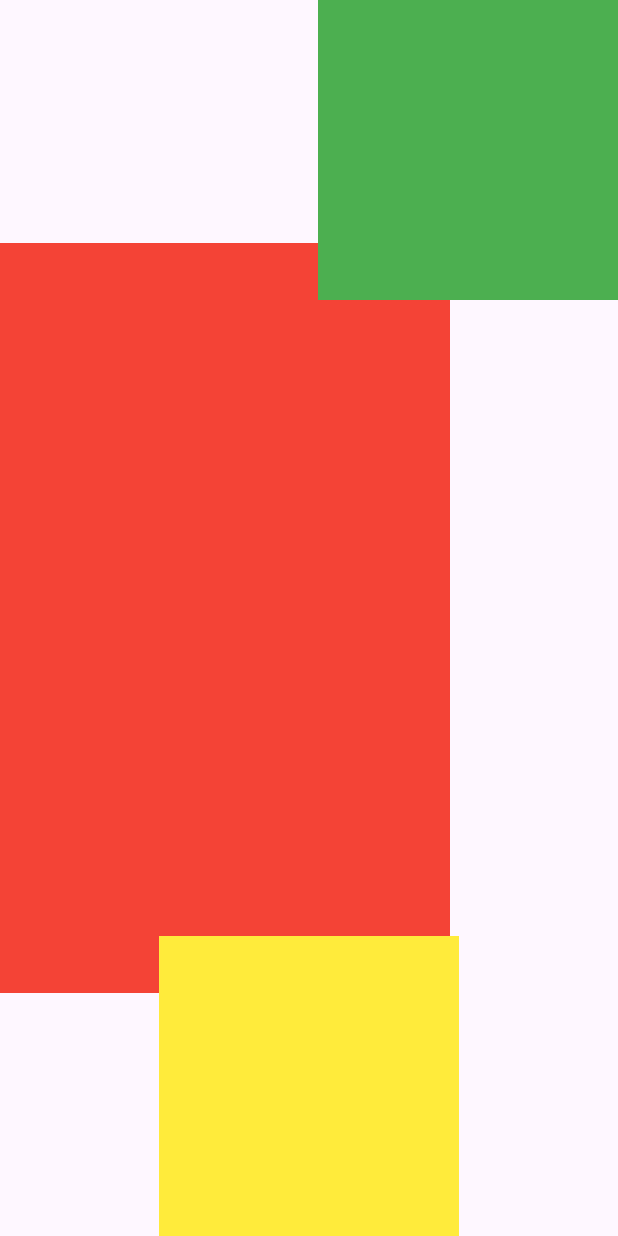
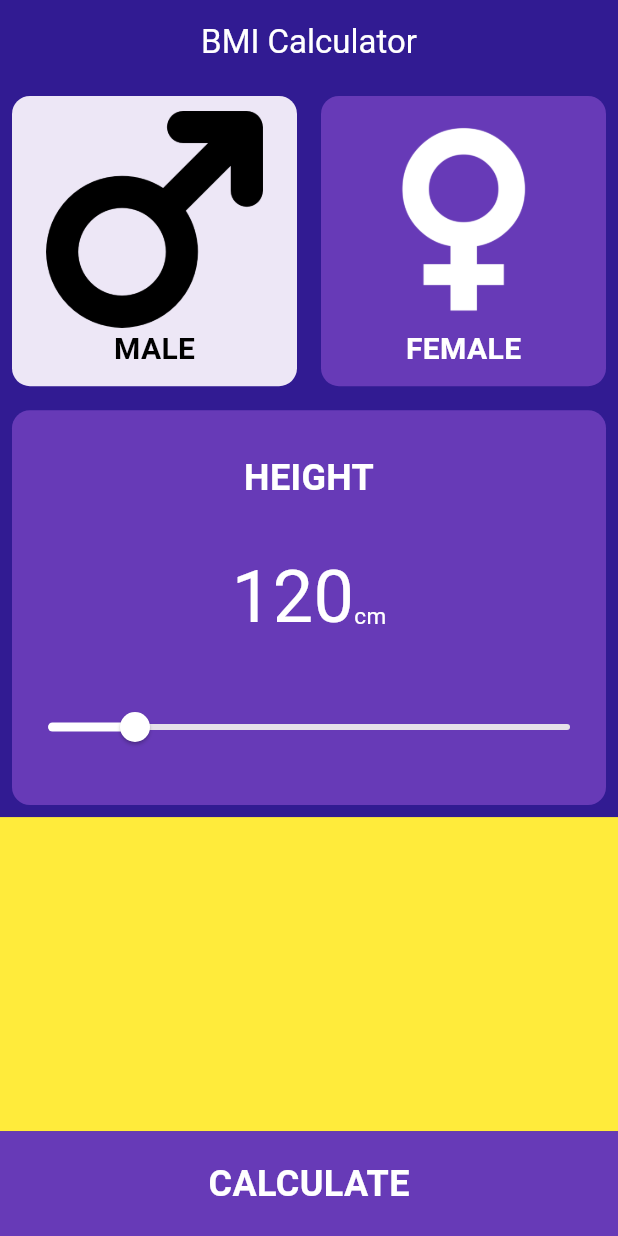
Before and after one commit to AbdelrhmanYasser10/it_sharks_first_sessions_applications, a Flutter app: the screen it shows after launch, on a phone screen of 412 x 824 dp. Run offline on Flutter 3.47's test engine with Material 3 defaults, Android fonts, the phone set to English and light mode, and no system bars.

Commit message:
commit bmi calculator

```diff
--- a/lib/main.dart
+++ b/lib/main.dart
@@ -1,7 +1,7 @@
-import 'dart:math';
 import 'package:flutter/material.dart';
 
 void main() {
+
   runApp(const MyApp());
 }
 
@@ -12,160 +12,221 @@ class MyApp extends StatelessWidget {
   Widget build(BuildContext context) {
     return MaterialApp(
       debugShowCheckedModeBanner: false,
-      home: StackExample(),
+      home: BMIApp(),
     );
   }
 }
 
-// 30 - 8 - 2024
-List<String> images = [
-  "https://static.vecteezy.com/system/resources/thumbnails/024/179/673/small_2x/pure-blue-sky-white-clouds-the-strong-light-through-the-clouds-shines-straight-on-the-endless-sea-of-white-tulip-flowers-ai-generative-photo.jpg",
-  "https://static.vecteezy.com/system/resources/thumbnails/024/179/673/small_2x/pure-blue-sky-white-clouds-the-strong-light-through-the-clouds-shines-straight-on-the-endless-sea-of-white-tulip-flowers-ai-generative-photo.jpg",
-  "https://static.vecteezy.com/system/resources/thumbnails/024/179/673/small_2x/pure-blue-sky-white-clouds-the-strong-light-through-the-clouds-shines-straight-on-the-endless-sea-of-white-tulip-flowers-ai-generative-photo.jpg",
-  "https://static.vecteezy.com/system/resources/thumbnails/024/179/673/small_2x/pure-blue-sky-white-clouds-the-strong-light-through-the-clouds-shines-straight-on-the-endless-sea-of-white-tulip-flowers-ai-generative-photo.jpg",
-  "https://static.vecteezy.com/system/resources/thumbnails/024/179/673/small_2x/pure-blue-sky-white-clouds-the-strong-light-through-the-clouds-shines-straight-on-the-endless-sea-of-white-tulip-flowers-ai-generative-photo.jpg",
-  "https://static.vecteezy.com/system/resources/thumbnails/024/179/673/small_2x/pure-blue-sky-white-clouds-the-strong-light-through-the-clouds-shines-straight-on-the-endless-sea-of-white-tulip-flowers-ai-generative-photo.jpg",
-  "https://static.vecteezy.com/system/resources/thumbnails/024/179/673/small_2x/pure-blue-sky-white-clouds-the-strong-light-through-the-clouds-shines-straight-on-the-endless-sea-of-white-tulip-flowers-ai-generative-photo.jpg",
-  "https://static.vecteezy.com/system/resources/thumbnails/024/179/673/small_2x/pure-blue-sky-white-clouds-the-strong-light-through-the-clouds-shines-straight-on-the-endless-sea-of-white-tulip-flowers-ai-generative-photo.jpg",
-  "https://static.vecteezy.com/system/resources/thumbnails/024/179/673/small_2x/pure-blue-sky-white-clouds-the-strong-light-through-the-clouds-shines-straight-on-the-endless-sea-of-white-tulip-flowers-ai-generative-photo.jpg",
-  "https://static.vecteezy.com/system/resources/thumbnails/024/179/673/small_2x/pure-blue-sky-white-clouds-the-strong-light-through-the-clouds-shines-straight-on-the-endless-sea-of-white-tulip-flowers-ai-generative-photo.jpg",
-  "https://static.vecteezy.com/system/resources/thumbnails/024/179/673/small_2x/pure-blue-sky-white-clouds-the-strong-light-through-the-clouds-shines-straight-on-the-endless-sea-of-white-tulip-flowers-ai-generative-photo.jpg",
-  "https://static.vecteezy.com/system/resources/thumbnails/024/179/673/small_2x/pure-blue-sky-white-clouds-the-strong-light-through-the-clouds-shines-straight-on-the-endless-sea-of-white-tulip-flowers-ai-generative-photo.jpg",
-  "https://static.vecteezy.com/system/resources/thumbnails/024/179/673/small_2x/pure-blue-sky-white-clouds-the-strong-light-through-the-clouds-shines-straight-on-the-endless-sea-of-white-tulip-flowers-ai-generative-photo.jpg",
-  "https://static.vecteezy.com/system/resources/thumbnails/024/179/673/small_2x/pure-blue-sky-white-clouds-the-strong-light-through-the-clouds-shines-straight-on-the-endless-sea-of-white-tulip-flowers-ai-generative-photo.jpg",
-  "https://static.vecteezy.com/system/resources/thumbnails/024/179/673/small_2x/pure-blue-sky-white-clouds-the-strong-light-through-the-clouds-shines-straight-on-the-endless-sea-of-white-tulip-flowers-ai-generative-photo.jpg",
-  "https://static.vecteezy.com/system/resources/thumbnails/024/179/673/small_2x/pure-blue-sky-white-clouds-the-strong-light-through-the-clouds-shines-straight-on-the-endless-sea-of-white-tulip-flowers-ai-generative-photo.jpg",
-  "https://static.vecteezy.com/system/resources/thumbnails/024/179/673/small_2x/pure-blue-sky-white-clouds-the-strong-light-through-the-clouds-shines-straight-on-the-endless-sea-of-white-tulip-flowers-ai-generative-photo.jpg",
-  "https://static.vecteezy.com/system/resources/thumbnails/024/179/673/small_2x/pure-blue-sky-white-clouds-the-strong-light-through-the-clouds-shines-straight-on-the-endless-sea-of-white-tulip-flowers-ai-generative-photo.jpg",
-  "https://static.vecteezy.com/system/resources/thumbnails/024/179/673/small_2x/pure-blue-sky-white-clouds-the-strong-light-through-the-clouds-shines-straight-on-the-endless-sea-of-white-tulip-flowers-ai-generative-photo.jpg",
-  "https://static.vecteezy.com/system/resources/thumbnails/024/179/673/small_2x/pure-blue-sky-white-clouds-the-strong-light-through-the-clouds-shines-straight-on-the-endless-sea-of-white-tulip-flowers-ai-generative-photo.jpg",
-  "https://static.vecteezy.com/system/resources/thumbnails/024/179/673/small_2x/pure-blue-sky-white-clouds-the-strong-light-through-the-clouds-shines-straight-on-the-endless-sea-of-white-tulip-flowers-ai-generative-photo.jpg",
-  "https://static.vecteezy.com/system/resources/thumbnails/024/179/673/small_2x/pure-blue-sky-white-clouds-the-strong-light-through-the-clouds-shines-straight-on-the-endless-sea-of-white-tulip-flowers-ai-generative-photo.jpg",
-  "https://static.vecteezy.com/system/resources/thumbnails/024/179/673/small_2x/pure-blue-sky-white-clouds-the-strong-light-through-the-clouds-shines-straight-on-the-endless-sea-of-white-tulip-flowers-ai-generative-photo.jpg",
-  "https://static.vecteezy.com/system/resources/thumbnails/024/179/673/small_2x/pure-blue-sky-white-clouds-the-strong-light-through-the-clouds-shines-straight-on-the-endless-sea-of-white-tulip-flowers-ai-generative-photo.jpg",
-  "https://static.vecteezy.com/system/resources/thumbnails/024/179/673/small_2x/pure-blue-sky-white-clouds-the-strong-light-through-the-clouds-shines-straight-on-the-endless-sea-of-white-tulip-flowers-ai-generative-photo.jpg",
-];
+class BMIApp extends StatefulWidget {
+  const BMIApp({Key? key}) : super(key: key);
 
-List<String> names = [
-  "Mohamed",
-  "Abdelrahman",
-  "Steven",
-  "Mahmoud",
-  "Mahmoud",
-  "Mahmoud",
-  "Mahmoud",
-  "Mahmoud",
-  "Mahmoud",
-  "Mahmoud",
-  "Mahmoud",
-  "Mahmoud",
-  "Mahmoud",
-  "Mahmoud",
-  "Mahmoud",
-  "Mahmoud",
-  "Mahmoud",
-  "Mahmoud",
-  "Mahmoud",
-  "Mahmoud",
-  "Mahmoud",
-  "Mahmoud",
-  "Mahmoud",
-  "Mahmoud",
-  "Mahmoud",
-];
-class ListViewExample extends StatelessWidget {
-  const ListViewExample({Key? key}) : super(key: key);
+  @override
+  State<BMIApp> createState() => _BMIAppState();
+}
 
+class _BMIAppState extends State<BMIApp> {
+  bool isMale = true;
+  int height = 120;
+  int weight = 70;
   @override
   Widget build(BuildContext context) {
     return Scaffold(
+      backgroundColor: Colors.deepPurple.shade900,
       appBar: AppBar(
-        backgroundColor: Colors.green,
-        title: Text(
-          "IT-Sharks Flutter",
+        backgroundColor: Colors.deepPurple.shade900,
+        title: const Text(
+          "BMI Calculator",
           style: TextStyle(
-            color: Colors.white
+            color: Colors.white,
           ),
         ),
         centerTitle: true,
       ),
-      body: ListView.separated(
-          itemBuilder: (context, index) {
-            return contactCard(
-                image: images[index],
-                name: names[index],
-            );
-          },
-          separatorBuilder: (context, index) {
-          return Divider();
-          },
-          itemCount: names.length,
-      ),
-    );
-  }
+      body: Column(
+        children: [
+          Expanded(
+            flex: 3,
+              child: Row(
+                children: [
+                  Expanded(
+                    child: genderCard(
+                      imageLink: "assets/images/male.png",
+                      text: "MALE",
+                      function: () {
+                        setState(() {
+                          isMale = true;
+                        });
+                      },
+                      activeBoolean: isMale,
+                    ),
+                  ),
+                  Expanded(
+                    child: genderCard(
+                        imageLink: "assets/images/female.png",
+                        text: "FEMALE",
+                      function: () {
+                        setState(() {
+                          isMale = false;
+                        });
+                      },
+                      activeBoolean: !isMale,
+                    ),
+                  ),
+                ],
+              ),
+          ),
+          Expanded(
+            flex: 4,
+              child: Padding(
+                padding: const EdgeInsets.all(8.0),
+                child: Container(
+                  width: double.infinity,
+                  decoration: BoxDecoration(
+                    color: Colors.deepPurple.shade500,
+                    borderRadius: BorderRadius.circular(12),
+                  ),
+                  child: Column(
+                    mainAxisAlignment: MainAxisAlignment.spaceEvenly,
+                    children: [
+                      const Text(
+                        "HEIGHT",
+                        style: TextStyle(
+                          color: Colors.white,
+                          fontSize: 24.0,
+                          fontWeight: FontWeight.bold,
+                        ),
+                      ),
+                      Row(
+                        mainAxisAlignment: MainAxisAlignment.center,
 
-  Padding contactCard({
-  required String image,
-  required String name,
-}){
-    return Padding(
-      padding: const EdgeInsets.all(8.0),
-      child: Row(
-        children: [
-          CircleAvatar(
-            radius: 35,
-            backgroundImage: NetworkImage(
-                image
-            ),
+                        children: [
+                          Text(
+                            "$height",
+                            style: TextStyle(
+                              fontSize: 48,
+                              color: Colors.white
+                            ),
+                          ),
+                          Padding(
+                            padding: const EdgeInsets.only(
+                                top: 25.0,
+                            ),
+                            child: Text(
+                              "cm",
+                              style: TextStyle(
+                                  fontSize: 15,
+                                  color: Colors.white
+                              ),
+
+                            ),
+                          ),
+                        ],
+                      ),
+                      Slider(
+                        value: height.toDouble(),
+                        min: 100,
+                        max: 220,
+                        activeColor: Colors.white,
+                        onChanged: (value) {
+                          setState(() {
+                            height = value.toInt();
+                          });
+                        },
+                      ),
+                    ],
+                  ),
+                ),
+              ),
           ),
-          SizedBox(
-            width: 10.0,
+          Expanded(
+            flex: 3,
+              child: Container(
+                color: Colors.yellow,
+              ),
           ),
-          Text(
-            name,
+          Expanded(
+              child: MyButton(
+                text: "CALCULATE",
+                onPressed: (){
+                  double finalResult =  weight / ((height  / 100) * (height / 100));
+                  Navigator.push(
+                      context,
+                      MaterialPageRoute(builder: (context){
+                        return ResultScreen(
+                          result: finalResult,
+                        );
+                      }),
+                  );
+                },
+              ),
           ),
         ],
       ),
     );
   }
+
+  Widget genderCard({
+  required String imageLink,
+  required String text,
+  required VoidCallback function,
+  required bool activeBoolean,
+}){
+    return Padding(
+      padding: const EdgeInsets.all(8.0),
+      child: GestureDetector(
+        onTap: function,
+        child: Container(
+          decoration: BoxDecoration(
+            borderRadius: BorderRadius.circular(12),
+            color:activeBoolean? Colors.deepPurple.shade50 : Colors.deepPurple.shade500,
+          ),
+          child: Padding(
+            padding: const EdgeInsets.all(10.0),
+            child: Column(
+              children: [
+                Expanded(
+                  child: Image.asset(
+                    imageLink,
+                    color:activeBoolean? Colors.black : Colors.white,
+                  ),
+                ),
+                 Text(
+                  text,
+                  style:TextStyle(
+                    fontSize: 20,
+                    fontWeight: FontWeight.bold,
+                    color:activeBoolean? Colors.black : Colors.white,
+
+                  ),
+                )
+              ],
+            ),
+          ),
+        ),
+      ),
+    );
+  }
 }
 
-class StackExample extends StatelessWidget {
-  const StackExample({Key? key}) : super(key: key);
+
+class ResultScreen extends StatelessWidget {
+  final double result;
+  const ResultScreen({Key? key , required this.result}) : super(key: key);
 
   @override
   Widget build(BuildContext context) {
     return Scaffold(
-      body: SizedBox(
-        width: double.infinity,
-        height: double.infinity,
-        child: Stack(
-          children: [
-            Align(
-              alignment: Alignment.centerLeft,
-              child: Container(
-                width: 300,
-                height: 500,
-                color: Colors.red,
-              ),
-            ),
-            Align(
-              alignment: Alignment.bottomCenter,
-              child: Container(
-                width: 200,
-                height: 200,
-                color: Colors.yellow,
-              ),
-            ),
-            Align(
-              alignment: Alignment.topRight,
-              child: Container(
-                width: 200,
-                height: 200,
-                color: Colors.green,
-              ),
-            ),
-          ],
+      backgroundColor: Colors.deepPurple.shade900,
+      appBar: AppBar(
+        backgroundColor: Colors.deepPurple.shade900,
+        leading: IconButton(
+          icon: const Icon(
+            Icons.arrow_back_ios,
+            color: Colors.white,
+          ),
+          onPressed: (){
+            Navigator.pop(context);
+          },
         ),
       ),
     );
@@ -174,76 +235,26 @@ class StackExample extends StatelessWidget {
 
 
 
-// 30 - 8 - 2024
-class DiceScreen extends StatefulWidget {
-  const DiceScreen({Key? key}) : super(key: key);
+class MyButton extends StatelessWidget {
+  final String text;
+  final VoidCallback onPressed;
+  const MyButton({super.key,required this.text,required this.onPressed});
 
   @override
-  State<DiceScreen> createState() => _DiceScreenState();
-}
-
-class _DiceScreenState extends State<DiceScreen> {
-
-  List<String> allImages = [
-    "assets/images/dice1.png",
-    "assets/images/dice2.png",
-    "assets/images/dice3.png",
-    "assets/images/dice4.png",
-    "assets/images/dice5.png",
-    "assets/images/dice6.png",
-  ];
-  int index1 = 0;
-  int index2 = 0;
-  @override
   Widget build(BuildContext context) {
-    return Scaffold(
-      backgroundColor: Colors.deepOrange,
-      appBar: AppBar(
-        backgroundColor: Colors.deepOrange,
-        title: const Text(
-          "Dice",
-          style: TextStyle(color: Colors.white),
-        ),
-        centerTitle: true,
-      ),
-      body: Center(
-        child: Row(
-          mainAxisAlignment: MainAxisAlignment.spaceEvenly,
-          children: [
-
-            Expanded(
-              child: Padding(
-                padding: const EdgeInsets.all(8.0),
-                child: GestureDetector(
-                  onTap: (){
-                    index1 = Random().nextInt(6);
-                    index2 = Random().nextInt(6);
-                    setState(() {
-
-                    });
-                  },
-                  child: Image.asset(allImages[index1]),
-                ),
-              ),
+    return GestureDetector(
+      onTap: onPressed,
+      child: Container(
+        color: Colors.deepPurple.shade500,
+        child: Center(
+          child: Text(
+            text,
+            style: const TextStyle(
+              color: Colors.white,
+              fontSize: 24.0,
+              fontWeight: FontWeight.bold,
             ),
-            Expanded(
-              child: Padding(
-                padding: const EdgeInsets.all(8.0),
-                child: GestureDetector(
-                  onTap: (){
-                    index1 = Random().nextInt(6);
-                    index2 = Random().nextInt(6);
-                    setState(() {
-
-                    });
-                  },
-                  child: Image.asset(
-                    allImages[index2],
-                  ),
-                ),
-              ),
-            ),
-          ],
+          ),
         ),
       ),
     );
```
Also changed, not shown: assets/images/female.png (added), assets/images/male.png (added).
